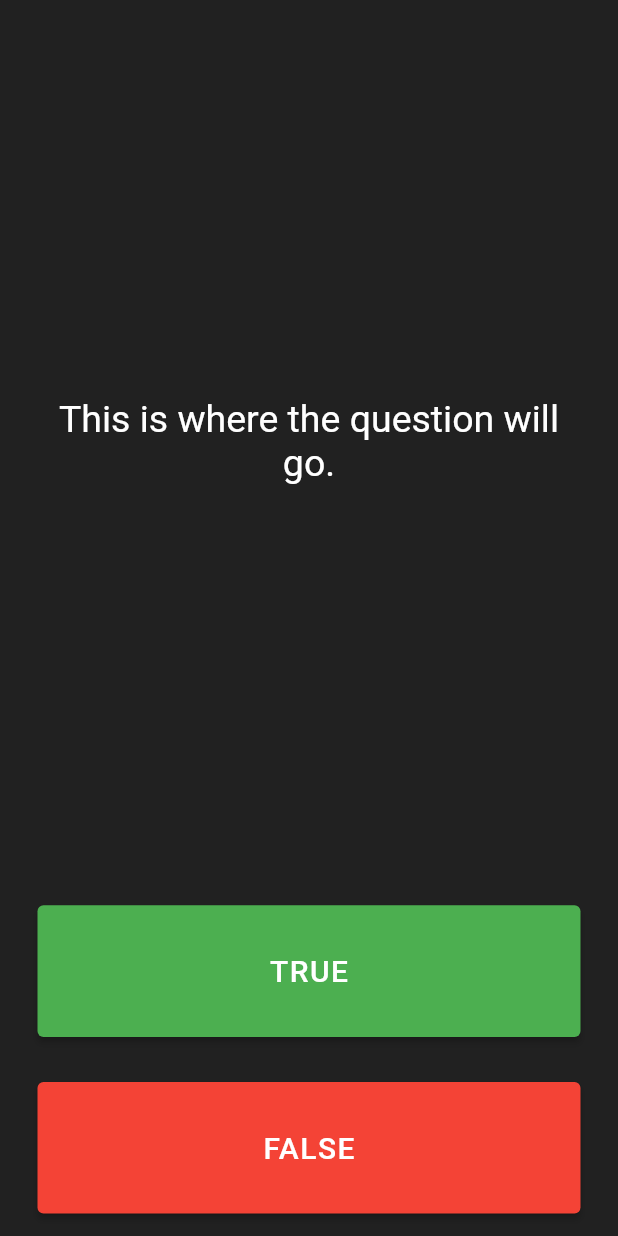
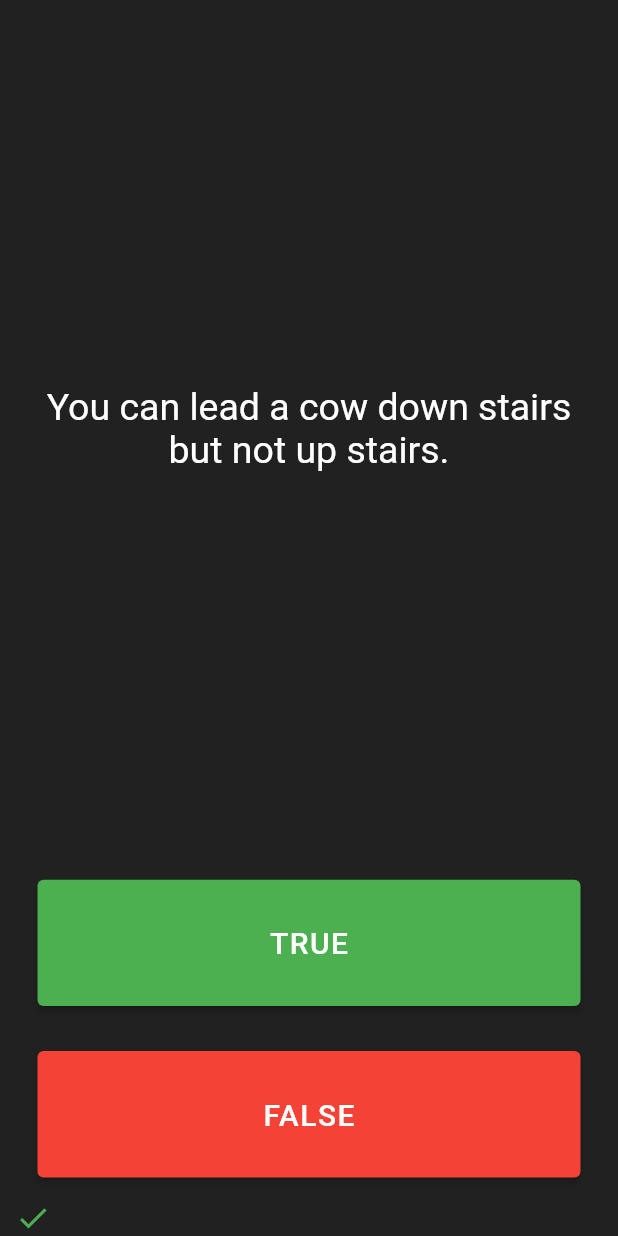
Before and after one commit to Mr-viv1gupta/Flutter_QuizApp, a Flutter app: the screen it shows after launch, after a tap on "TRUE", on a phone screen of 412 x 824 dp. Run offline on Flutter 3.47's test engine with Material 2 defaults, Android fonts, the phone set to English and light mode, and no system bars.

Commit message:
Updated Score tracking functionality

```diff
--- /dev/null
+++ b/lib/helper/quizbrain.dart
@@ -0,0 +1,58 @@
+import 'package:quizzler/models/question.dart';
+
+class QuizBrain {
+  int _correctAttempt = 0;
+  int _questionNumber = 0;
+  List<Question> _questionBank = [
+    Question('Some cats are actually allergic to humans', true),
+    Question('You can lead a cow down stairs but not up stairs.', false),
+    Question('Approximately one quarter of human bones are in the feet.', true),
+    Question('A slug\'s blood is green.', true),
+    Question('Buzz Aldrin\'s mother\'s maiden name was \"Moon\".', true),
+    Question('It is illegal to pee in the Ocean in Portugal.', true),
+    Question(
+        'No piece of square dry paper can be folded in half more than 7 times.',
+        false),
+    Question(
+        'In London, UK, if you happen to die in the House of Parliament, you are technically entitled to a state funeral, because the building is considered too sacred a place.',
+        true),
+    Question(
+        'The loudest sound produced by any animal is 188 decibels. That animal is the African Elephant.',
+        false),
+    Question(
+        'The total surface area of two human lungs is approximately 70 square metres.',
+        true),
+    Question('Google was originally called \"Backrub\".', true),
+    Question(
+        'Chocolate affects a dog\'s heart and nervous system; a few ounces are enough to kill a small dog.',
+        true),
+    Question(
+        'In West Virginia, USA, if you accidentally hit an animal with your car, you are free to take it home to eat.',
+        true),
+  ];
+  void nextQuestion() {
+    if(_questionNumber < _questionBank.length - 1) {
+      _questionNumber++;
+    }
+  }
+
+  String getQuestionText() => _questionBank[_questionNumber].questionText;
+
+  bool getQuestionAnswer() => _questionBank[_questionNumber].questionAnswer;
+
+  bool isFinished() {
+    if(_questionNumber >= _questionBank.length - 1) {
+      return true;
+    }else {
+      return false;
+    }
+  }
+
+  void reset() {
+    _questionNumber = 0;
+  }
+
+  String getFinalResult() {
+    return '$_correctAttempt / ${_questionBank.length}';
+  }
+}
--- a/lib/main.dart
+++ b/lib/main.dart
@@ -1,4 +1,7 @@
 import 'package:flutter/material.dart';
+import 'package:quizzler/helper/quizbrain.dart';
+
+QuizBrain quizbrain = QuizBrain();
 
 void main() {
   runApp(QuizzlerApp());
@@ -31,6 +34,67 @@ class QuizPage extends StatefulWidget {
 }
 
 class _QuizPageState extends State<QuizPage> {
+  List<Icon> scoreKeeper = [];
+
+  Future<void> _showAlertDialog(
+      {required BuildContext context, title, desc, result}) async {
+    return showDialog(
+        context: context,
+        builder: (BuildContext context) {
+          return AlertDialog(
+            title: Text('$title'),
+            content: SingleChildScrollView(
+              child: ListBody(
+                children: [
+                  Text('You Final Score is $result'),
+                  Text('$desc'),
+                ],
+              ),
+            ),
+            actions: [
+              TextButton(
+                  onPressed: () {
+                    Navigator.of(context).pop();
+                  },
+                  child: Text('Finish'))
+            ],
+          );
+        });
+  }
+
+  void checkAnswer(bool userSelectedAnswer) {
+    bool correctAnswer = quizbrain.getQuestionAnswer();
+    setState(() {
+      if (quizbrain.isFinished()) {
+        _showAlertDialog(
+          context: context,
+          title: 'Finished',
+          desc: 'You have reached the end of Quiz. Refresh to reload!',
+          result: quizbrain.getFinalResult(),
+        );
+        quizbrain.reset();
+        scoreKeeper = [];
+      } else {
+        if (userSelectedAnswer == correctAnswer) {
+          scoreKeeper.add(
+            Icon(
+              Icons.check,
+              color: Colors.green,
+            ),
+          );
+        } else {
+          scoreKeeper.add(
+            Icon(
+              Icons.close,
+              color: Colors.red,
+            ),
+          );
+        }
+        quizbrain.nextQuestion();
+      }
+    });
+  }
+
   @override
   Widget build(BuildContext context) {
     return Column(
@@ -42,12 +106,11 @@ class _QuizPageState extends State<QuizPage> {
           child: Padding(
             padding: const EdgeInsets.all(10.0),
             child: Center(
-              child: Text('This is where the question will go.',
-              textAlign: TextAlign.center,
-              style: TextStyle(
-                fontSize: 25.0,
-                color: Colors.white
-              ),),
+              child: Text(
+                quizbrain.getQuestionText(),
+                textAlign: TextAlign.center,
+                style: TextStyle(fontSize: 25.0, color: Colors.white),
+              ),
             ),
           ),
         ),
@@ -57,7 +120,9 @@ class _QuizPageState extends State<QuizPage> {
             padding: const EdgeInsets.all(15.0),
             child: ElevatedButton(
               style: ElevatedButton.styleFrom(primary: Colors.green),
-              onPressed: () {},
+              onPressed: () {
+                checkAnswer(true);
+              },
               child: Text(
                 'TRUE',
                 style: TextStyle(fontSize: 20.0, letterSpacing: 1.0),
@@ -71,7 +136,9 @@ class _QuizPageState extends State<QuizPage> {
             padding: const EdgeInsets.all(15.0),
             child: ElevatedButton(
               style: ElevatedButton.styleFrom(primary: Colors.red),
-              onPressed: () {},
+              onPressed: () {
+                checkAnswer(false);
+              },
               child: Text(
                 'FALSE',
                 style: TextStyle(fontSize: 20.0, letterSpacing: 1.0),
@@ -79,6 +146,9 @@ class _QuizPageState extends State<QuizPage> {
             ),
           ),
         ),
+        Row(
+          children: scoreKeeper,
+        )
       ],
     );
   }
--- /dev/null
+++ b/lib/models/question.dart
@@ -0,0 +1,9 @@
+class Question {
+  String questionText ="";
+  bool questionAnswer = true;
+
+  Question( String qT, bool qA){
+    questionText = qT;
+    questionAnswer = qA;
+  }
+}
```
